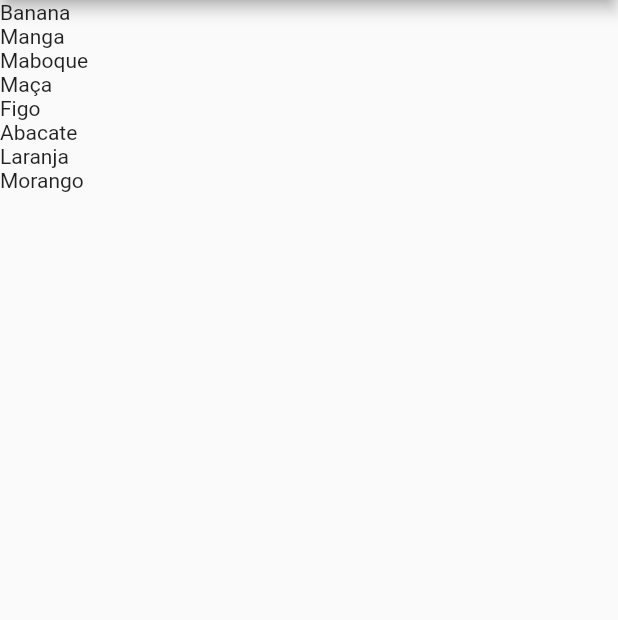
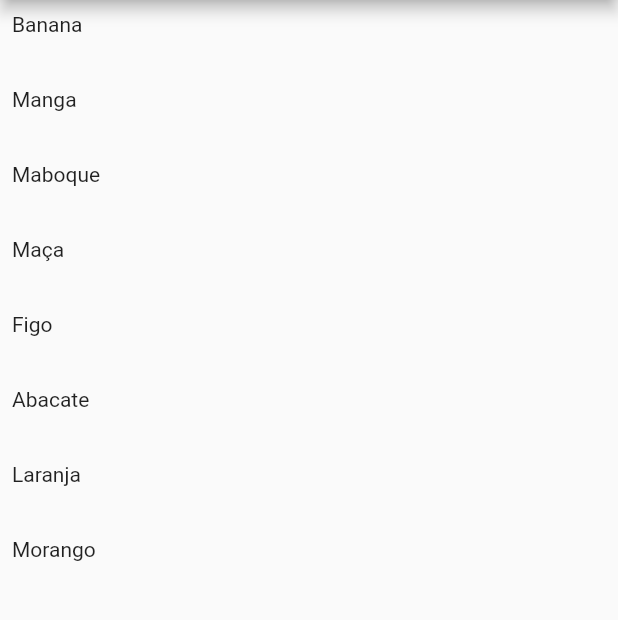
Before and after one commit to helmercap11/flutter_listview, a Flutter app: the screen it shows after launch, on a phone screen of 412 x 824 dp, the part 84-704 px from its top. Run offline on Flutter 3.47's test engine with Material 2 defaults, Android fonts, the phone set to English and light mode, and no system bars.

Commit message:
Flutter use ListView

```diff
--- a/lib/main.dart
+++ b/lib/main.dart
@@ -54,9 +54,15 @@ class _HomePageState extends State<HomePage> {
        ),
      ),
       body: ListView.builder(
+        padding: const EdgeInsets.all(8),
         itemCount: widget.items.length,
         itemBuilder: (BuildContext ctx, int index){
-          return Text(widget.items[index].title);
+          return Container(
+            height: 50,
+              child: Text(
+                widget.items[index].title
+              ),
+          );
         },
       ),
     );
```
